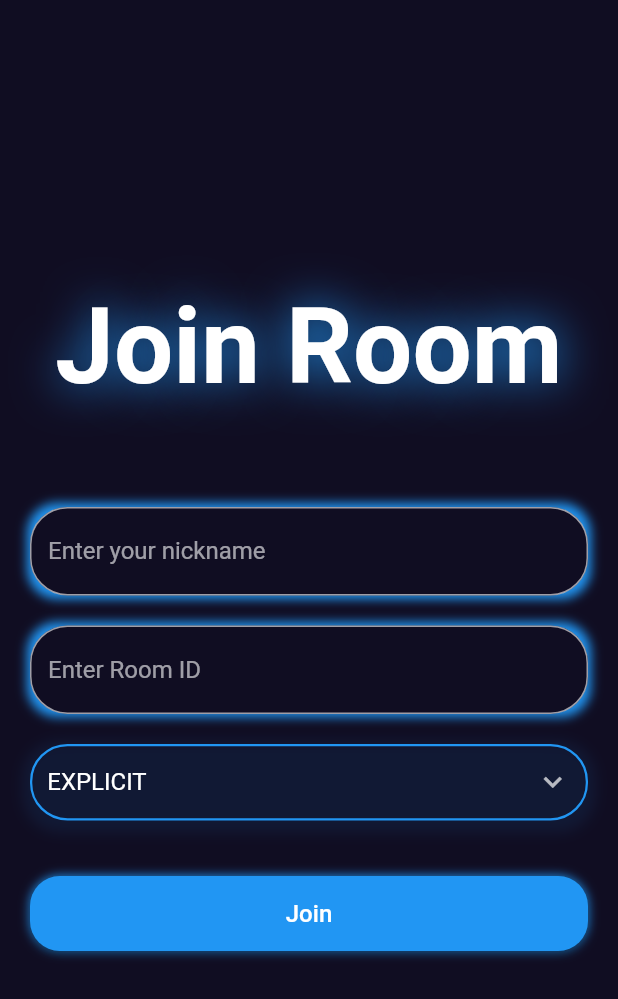
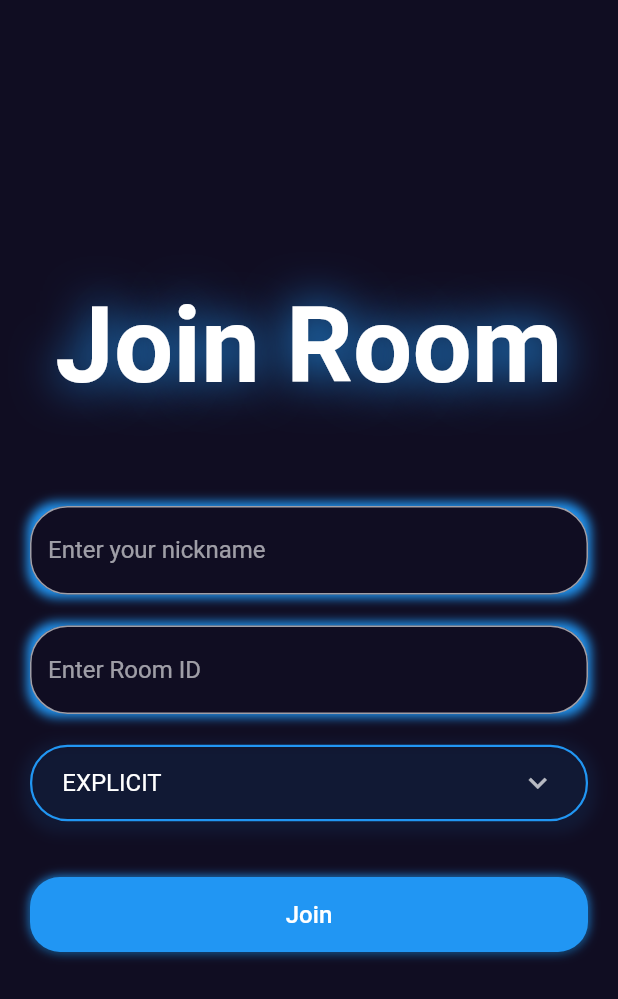
Before and after one commit to chicky-krukie/multiplayer_xoxo, a Flutter app: the JoinRoomScreen screen opened by its route, after a tap on "Join", on a phone screen of 412 x 824 dp. Shown: the top 999 px of the screen. Run offline on Flutter 3.47's test engine with Material 2 defaults, Android fonts, the light colour scheme and no system bars; our stand-ins replace socket_io_client; network calls fail.

Commit message:
add org picking

```diff
--- a/lib/components/scoreboard.dart
+++ b/lib/components/scoreboard.dart
@@ -17,7 +17,7 @@ class Scoreboard extends StatelessWidget {
             mainAxisAlignment: MainAxisAlignment.center,
             children: [
               Text(
-                roomDataProvider.player1.nickname,
+                '${roomDataProvider.player1.nickname} (${roomDataProvider.player1.playerOrg})',
                 style: const TextStyle(
                   fontSize: 20,
                   fontWeight: FontWeight.bold,
@@ -39,7 +39,7 @@ class Scoreboard extends StatelessWidget {
             mainAxisAlignment: MainAxisAlignment.center,
             children: [
               Text(
-                roomDataProvider.player2.nickname,
+                '${roomDataProvider.player2.nickname} (${roomDataProvider.player2.playerOrg})',
                 style: const TextStyle(
                   fontSize: 20,
                   fontWeight: FontWeight.bold,
--- a/lib/models/player.dart
+++ b/lib/models/player.dart
@@ -3,8 +3,14 @@ class Player {
   final String socketID;
   final double points;
   final String playerType;
+  final String playerOrg;
 
-  Player({required this.nickname, required this.socketID, required this.points, required this.playerType});
+  Player(
+      {required this.nickname,
+      required this.socketID,
+      required this.points,
+      required this.playerType,
+      required this.playerOrg});
 
   Map<String, dynamic> toMap() {
     return {
@@ -12,6 +18,7 @@ class Player {
       'socketID': socketID,
       'points': points,
       'playerType': playerType,
+      'playerOrg': playerOrg,
     };
   }
 
@@ -21,6 +28,7 @@ class Player {
       socketID: map['socketID'] ?? '',
       points: map['points']?.toDouble() ?? 0.0,
       playerType: map['playerType'] ?? '',
+      playerOrg: map['playerOrg'] ?? '',
     );
   }
 
@@ -29,12 +37,14 @@ class Player {
     String? socketID,
     double? points,
     String? playerType,
+    String? playerOrg,
   }) {
     return Player(
       nickname: nickname ?? this.nickname,
       socketID: socketID ?? this.socketID,
       points: points ?? this.points,
       playerType: playerType ?? this.playerType,
+      playerOrg: playerOrg ?? this.playerOrg,
     );
   }
 }
--- a/lib/provider/room_data_provider.dart
+++ b/lib/provider/room_data_provider.dart
@@ -3,13 +3,14 @@ import 'package:multiplayer_xoxo/models/player.dart';
 
 class RoomDataProvider extends ChangeNotifier {
   Map<String, dynamic> _roomData = {};
-  List<String> _displayElement = ['', '', '', '', '', '', '', '', ''];
+  List<String> _displayElement = ['', '', '', '', '', '', '', '', '', ''];
   int _filledBoxes = 0;
   Player _player1 = Player(
     nickname: '',
     socketID: '',
     points: 0,
     playerType: 'X',
+    playerOrg: '',
   );
 
   Player _player2 = Player(
@@ -17,6 +18,7 @@ class RoomDataProvider extends ChangeNotifier {
     socketID: '',
     points: 0,
     playerType: 'O',
+    playerOrg: '',
   );
 
   Map<String, dynamic> get roomData => _roomData;
--- a/lib/resources/socket_methods.dart
+++ b/lib/resources/socket_methods.dart
@@ -14,19 +14,21 @@ class SocketMethods {
 
   // * Emitters
 
-  void createRoom(String nickname) {
+  void createRoom(String nickname, String playerOrg) {
     if (nickname.isNotEmpty) {
       _socketClient.emit('createRoom', {
         'nickname': nickname,
+        'playerOrg': playerOrg,
       });
     }
   }
 
-  void joinRoom(String nickname, String roomID) {
+  void joinRoom(String nickname, String roomID, String playerOrg) {
     if (nickname.isNotEmpty && roomID.isNotEmpty) {
       _socketClient.emit('joinRoom', {
         'nickname': nickname,
         'roomID': roomID,
+        'playerOrg': playerOrg,
       });
     }
   }
@@ -129,7 +131,7 @@ class SocketMethods {
                 TextButton(
                   onPressed: () {
                     GameMethods().clearBoard(context);
-                    roomDataProvider.reset();
+                    // roomDataProvider.reset();
                     _socketClient.disconnect();
                     Navigator.popUntil(context, (route) => false);
                     // Navigator.popUntil(context, (route) => route.isFirst);
--- a/lib/screens/join_room_screen.dart
+++ b/lib/screens/join_room_screen.dart
@@ -2,9 +2,10 @@ import 'package:flutter/material.dart';
 import 'package:multiplayer_xoxo/resources/socket_methods.dart';
 import 'package:multiplayer_xoxo/responsive/responsive.dart';
 import 'package:multiplayer_xoxo/widget/custom_button.dart';
-import 'package:multiplayer_xoxo/widget/custom_dropdown.dart';
 import 'package:multiplayer_xoxo/widget/custom_text.dart';
 import 'package:multiplayer_xoxo/widget/custom_text_field.dart';
+
+import '../utils/colors.dart';
 
 class JoinRoomScreen extends StatefulWidget {
   static String routeName = '/join-room';
@@ -17,6 +18,16 @@ class JoinRoomScreen extends StatefulWidget {
 class _JoinRoomScreenState extends State<JoinRoomScreen> {
   final TextEditingController _nameController = TextEditingController();
   final TextEditingController _roomIDController = TextEditingController();
+  String orgValue = 'EXPLICIT';
+  List<String> orgList = [
+    'EXPLICIT',
+    'JEMMA',
+    'GEMS',
+    'SME',
+    'YES',
+    'JPIA',
+    'JPMAP',
+  ];
   final SocketMethods _socketMethods = SocketMethods();
 
   @override
@@ -61,15 +72,52 @@ class _JoinRoomScreenState extends State<JoinRoomScreen> {
             SizedBox(height: size.height * 0.08),
             CustomTextField(
                 controller: _nameController, hintText: 'Enter your nickname'),
-            const SizedBox(height: 20),
+            SizedBox(height: size.height * 0.025),
             CustomTextField(
                 controller: _roomIDController, hintText: 'Enter Room ID'),
-            const SizedBox(height: 20),
-            const CustomDropdown(),
+            SizedBox(height: size.height * 0.025),
+            Container(
+              padding: const EdgeInsets.symmetric(horizontal: 20.0),
+              decoration: BoxDecoration(
+                borderRadius: BorderRadius.circular(25.0),
+                border: Border.all(
+                    color: Colors.blue, style: BorderStyle.solid, width: 1.5),
+                boxShadow: [
+                  BoxShadow(
+                    color: Colors.blue.withOpacity(0.085),
+                    blurRadius: 7,
+                    spreadRadius: 5,
+                    offset: const Offset(0, 3),
+                  ),
+                ],
+              ),
+              child: DropdownButton(
+                  borderRadius: BorderRadius.circular(25),
+                  isExpanded: true,
+                  focusColor: Colors.transparent,
+                  underline: const SizedBox(),
+                  icon: const Icon(Icons.keyboard_arrow_down),
+                  value: orgValue,
+                  items: orgList.map((String orgList) {
+                    return DropdownMenuItem(
+                      value: orgList,
+                      child: Text(orgList),
+                    );
+                  }).toList(),
+                  onChanged: (String? selectedValue) {
+                    setState(() {
+                      orgValue = selectedValue!;
+                    });
+                  }),
+            ),
             SizedBox(height: size.height * 0.045),
             CustomButton(
                 onTap: () => _socketMethods.joinRoom(
-                    _nameController.text, _roomIDController.text),
+                      _nameController.text,
+                      _roomIDController.text,
+                      orgValue,
+                    ),
+                // onTap: () => print(orgValue),
                 text: 'Join')
           ]),
     )));
```
Also changed, not shown: lib/screens/create_room_screen.dart (+52 -3 lines), 2 other files.
